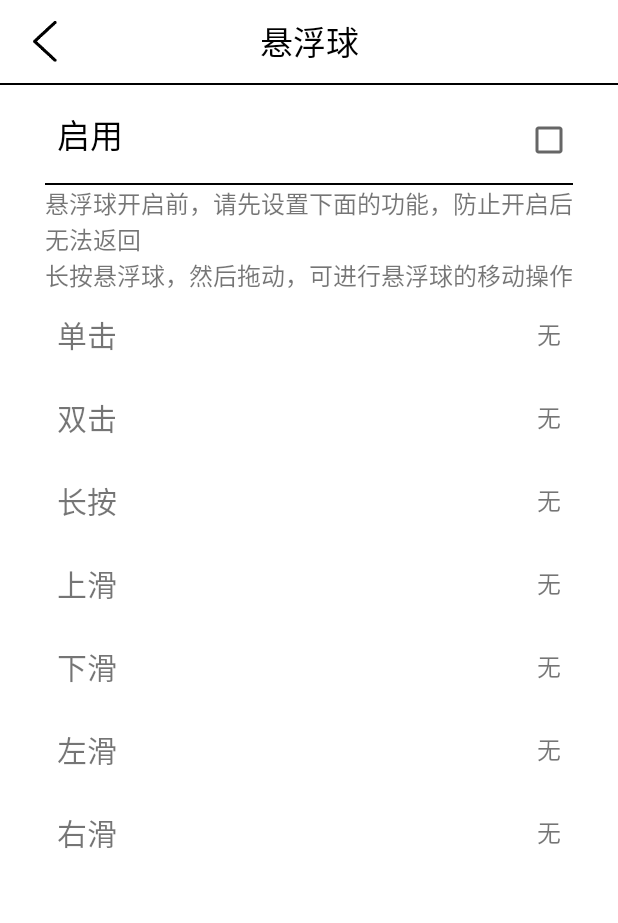
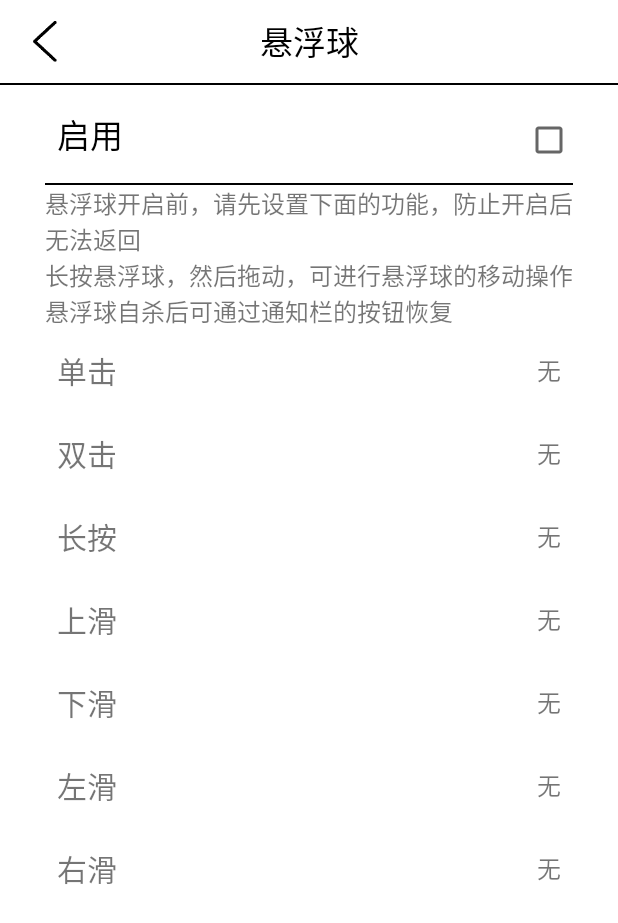
Before and after one commit to yhsj0919/ELauncher, an Android app: the HoverBallActivity screen opened directly, with no data from a screen before it, on a phone screen of 412 x 824 dp. Shown: the top 923 px of the screen. Run offline under Robolectric (Android 15) with nearby library versions, the phone set to English and light mode, and no system bars.

Commit message:
修复悬浮球自杀后，在第三方应用无法打开的问题

```diff
--- a/app/build.gradle
+++ b/app/build.gradle
@@ -4,7 +4,7 @@ apply plugin: 'kotlin-android-extensions'
 
 android {
     compileSdkVersion 29
-    buildToolsVersion "29.0.0"
+    buildToolsVersion "29.0.2"
 
     defaultConfig {
 //        applicationId "com.moan.elauncher"
@@ -45,6 +45,7 @@ dependencies {
     implementation 'androidx.appcompat:appcompat:1.1.0'
     implementation 'androidx.core:core-ktx:1.2.0'
     implementation 'com.google.android.material:material:1.1.0'
+    implementation 'org.greenrobot:eventbus:3.2.0'
     testImplementation 'junit:junit:4.12'
     androidTestImplementation 'androidx.test.ext:junit:1.1.1'
     androidTestImplementation 'androidx.test.espresso:espresso-core:3.2.0'
--- /dev/null
+++ b/app/src/main/java/xyz/yhsj/elauncher/event/MessageEvent.kt
@@ -0,0 +1,6 @@
+package xyz.yhsj.elauncher.event
+
+data class MessageEvent(
+    var action: String
+
+)
--- a/app/src/main/java/xyz/yhsj/elauncher/setting/HoverBallActivity.kt
+++ b/app/src/main/java/xyz/yhsj/elauncher/setting/HoverBallActivity.kt
@@ -149,8 +149,8 @@ class HoverBallActivity : AppCompatActivity() {
                     R.id.home -> 2
                     R.id.refresh -> 3
                     R.id.clear -> 4
-                    R.id.kill -> 5
-                    R.id.wifi -> 6
+                    R.id.wifi -> 5
+                    R.id.kill -> 6
                     else -> 0
                 }
                 SpUtil.setValue(this, spAction[actionType], checkType)
--- a/app/src/main/java/xyz/yhsj/elauncher/widget/HoverBallView.kt
+++ b/app/src/main/java/xyz/yhsj/elauncher/widget/HoverBallView.kt
@@ -7,7 +7,9 @@ import android.view.*
 import android.widget.FrameLayout
 import android.widget.Toast
 import androidx.core.content.getSystemService
+import org.greenrobot.eventbus.EventBus
 import xyz.yhsj.elauncher.R
+import xyz.yhsj.elauncher.event.MessageEvent
 import xyz.yhsj.elauncher.service.HoverBallService
 import xyz.yhsj.elauncher.utils.ActionKey
 import xyz.yhsj.elauncher.utils.SpUtil
@@ -137,9 +139,7 @@ class HoverBallView(context: Context) : FrameLayout(context), View.OnTouchListen
                 context.sendBroadcast(Intent(ActionKey.ACTION_WIFI_STATUS))
             }
             6 -> {
-                context.stopService(Intent(context, HoverBallService::class.java))
-                Toast.makeText(context, "悬浮球已关闭", Toast.LENGTH_SHORT)
-                    .show()
+                EventBus.getDefault().post(MessageEvent(ActionKey.ACTION_HOVER_BALL))
             }
 
 
--- a/app/src/main/res/layout/activity_hover_ball.xml
+++ b/app/src/main/res/layout/activity_hover_ball.xml
@@ -74,14 +74,20 @@
         <TextView
             android:layout_width="match_parent"
             android:layout_height="wrap_content"
-            android:textSize="16dp"
-            android:text="悬浮球开启前，请先设置下面的功能，防止开启后无法返回" />
+            android:text="悬浮球开启前，请先设置下面的功能，防止开启后无法返回"
+            android:textSize="16dp" />
 
         <TextView
             android:layout_width="match_parent"
             android:layout_height="wrap_content"
-            android:textSize="16dp"
-            android:text="长按悬浮球，然后拖动，可进行悬浮球的移动操作" />
+            android:text="长按悬浮球，然后拖动，可进行悬浮球的移动操作"
+            android:textSize="16dp" />
+
+        <TextView
+            android:layout_width="match_parent"
+            android:layout_height="wrap_content"
+            android:text="悬浮球自杀后可通过通知栏的按钮恢复"
+            android:textSize="16dp" />
 
         <LinearLayout
             android:id="@+id/lay_click"
```
Also changed, not shown: app/src/main/java/xyz/yhsj/elauncher/MainActivity.kt (+7 -28 lines), app/src/main/java/xyz/yhsj/elauncher/service/HoverBallService.kt (+32 -2 lines), app/src/main/res/layout/layout_notification.xml (+11 -7 lines), app/src/main/res/mipmap-xxhdpi/ic_ball.png, 1 other file.
